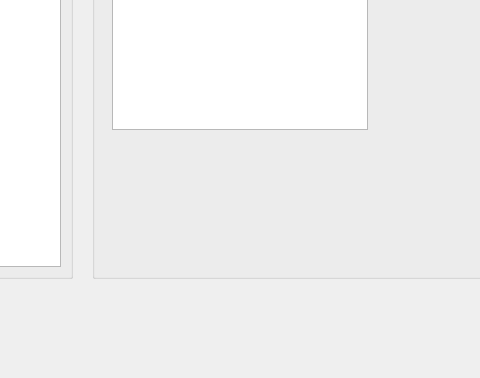
Qt form forms/mainwindow.ui (DimitriChrysafis/CollegeDistanceProject) before a commit; both pictures show x 188 to 668 and y 222 to 600 of the 800 by 600 pixel window.
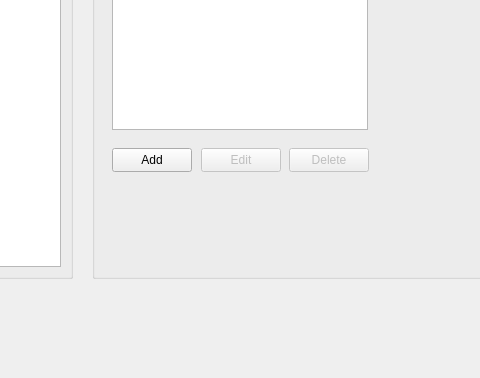
The same form after that commit.

Commit message: Added ability to delete souvenirs

Patch:
```diff
--- a/forms/mainwindow.ui
+++ b/forms/mainwindow.ui
@@ -106,6 +106,51 @@
       <string/>
      </property>
     </widget>
+    <widget class="QPushButton" name="button_addSouvenir">
+     <property name="geometry">
+      <rect>
+       <x>20</x>
+       <y>350</y>
+       <width>80</width>
+       <height>24</height>
+      </rect>
+     </property>
+     <property name="text">
+      <string>Add</string>
+     </property>
+    </widget>
+    <widget class="QPushButton" name="button_editSouvenir">
+     <property name="enabled">
+      <bool>false</bool>
+     </property>
+     <property name="geometry">
+      <rect>
+       <x>109</x>
+       <y>350</y>
+       <width>80</width>
+       <height>24</height>
+      </rect>
+     </property>
+     <property name="text">
+      <string>Edit</string>
+     </property>
+    </widget>
+    <widget class="QPushButton" name="button_deleteSouvenir">
+     <property name="enabled">
+      <bool>false</bool>
+     </property>
+     <property name="geometry">
+      <rect>
+       <x>197</x>
+       <y>350</y>
+       <width>80</width>
+       <height>24</height>
+      </rect>
+     </property>
+     <property name="text">
+      <string>Delete</string>
+     </property>
+    </widget>
    </widget>
   </widget>
   <widget class="QMenuBar" name="menubar">
```
The commit also changes 5 other files.
